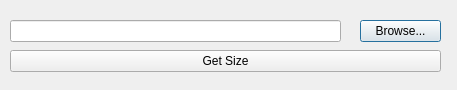
Before: the Qt Designer form ui_files/folderSize.ui in qiwichupa/pyFileSearcher, drawn with Qt 5.
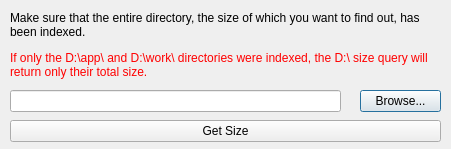
After: the same form once the commit is applied.

Commit message: tools->folder size notice

Diff of the .ui file:
```diff
--- a/ui_files/folderSize.ui
+++ b/ui_files/folderSize.ui
@@ -6,10 +6,22 @@
    <rect>
     <x>0</x>
     <y>0</y>
-    <width>457</width>
-    <height>90</height>
+    <width>451</width>
+    <height>149</height>
    </rect>
   </property>
+  <property name="minimumSize">
+   <size>
+    <width>451</width>
+    <height>149</height>
+   </size>
+  </property>
+  <property name="maximumSize">
+   <size>
+    <width>451</width>
+    <height>149</height>
+   </size>
+  </property>
   <property name="windowTitle">
    <string>Dialog</string>
   </property>
@@ -17,7 +29,7 @@
    <property name="geometry">
     <rect>
      <x>10</x>
-     <y>20</y>
+     <y>90</y>
      <width>331</width>
      <height>22</height>
     </rect>
@@ -27,7 +39,7 @@
    <property name="geometry">
     <rect>
      <x>360</x>
-     <y>20</y>
+     <y>90</y>
      <width>81</width>
      <height>22</height>
     </rect>
@@ -40,7 +52,7 @@
    <property name="geometry">
     <rect>
      <x>10</x>
-     <y>50</y>
+     <y>120</y>
      <width>431</width>
      <height>22</height>
     </rect>
@@ -49,6 +61,28 @@
     <string>Get Size</string>
    </property>
   </widget>
+  <widget class="QLabel" name="label">
+   <property name="geometry">
+    <rect>
+     <x>10</x>
+     <y>10</y>
+     <width>431</width>
+     <height>71</height>
+    </rect>
+   </property>
+   <property name="maximumSize">
+    <size>
+     <width>431</width>
+     <height>16777215</height>
+    </size>
+   </property>
+   <property name="text">
+    <string>&lt;html&gt;&lt;head/&gt;&lt;body&gt;&lt;p&gt;&lt;span style=&quot; color:#000000;&quot;&gt;Make sure that the entire directory, the size of which you want to find out, has been indexed.&lt;/span&gt;&lt;/p&gt;&lt;p&gt;&lt;span style=&quot; color:#ff0000;&quot;&gt;If only the D:\app\ and D:\work\ directories were indexed, the D:\ size query will return only their total size.&lt;/span&gt;&lt;/p&gt;&lt;/body&gt;&lt;/html&gt;</string>
+   </property>
+   <property name="wordWrap">
+    <bool>true</bool>
+   </property>
+  </widget>
  </widget>
  <resources/>
  <connections/>
```
The commit also changes 1 other file.
